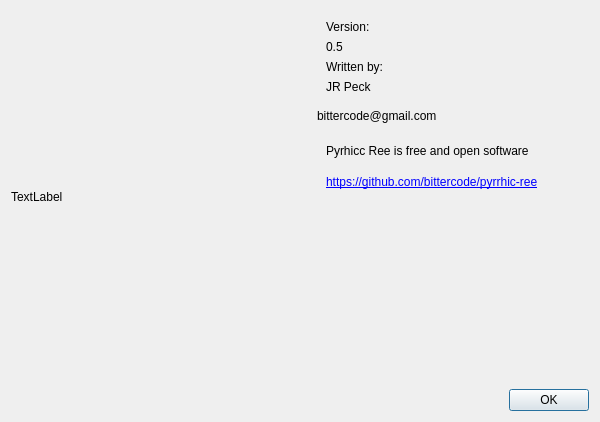
Before: the Qt Designer form modules/about.ui in bittercode/pyrrhic-ree, drawn with Qt 5.
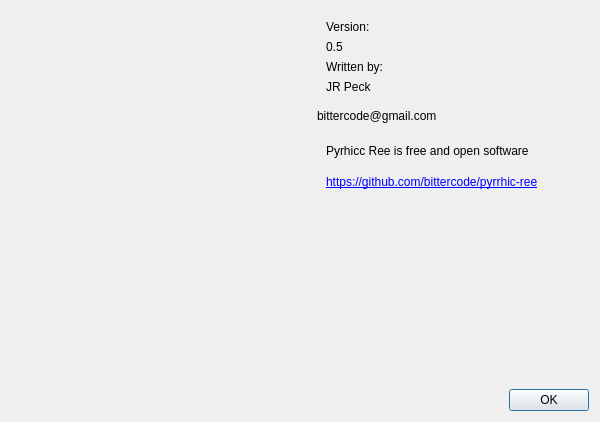
After: the same form once the commit is applied.

The edit to the form file:
```diff
--- a/modules/about.ui
+++ b/modules/about.ui
@@ -29,7 +29,7 @@
       </size>
      </property>
      <property name="text">
-      <string>TextLabel</string>
+      <string/>
      </property>
     </widget>
    </item>
```
